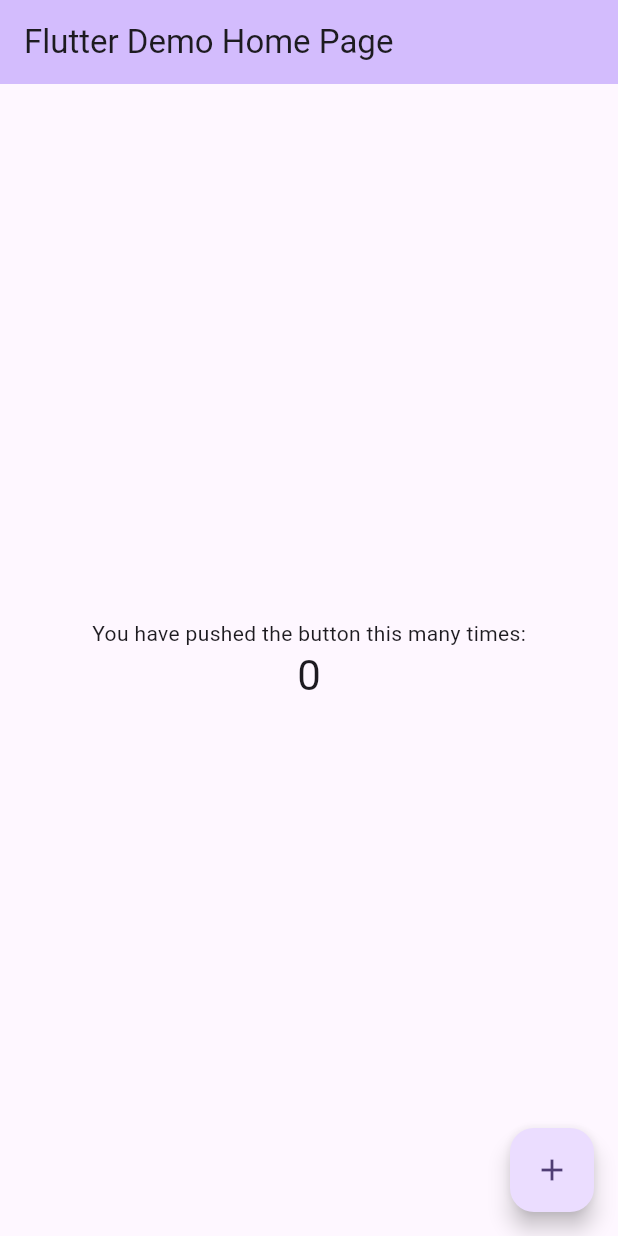
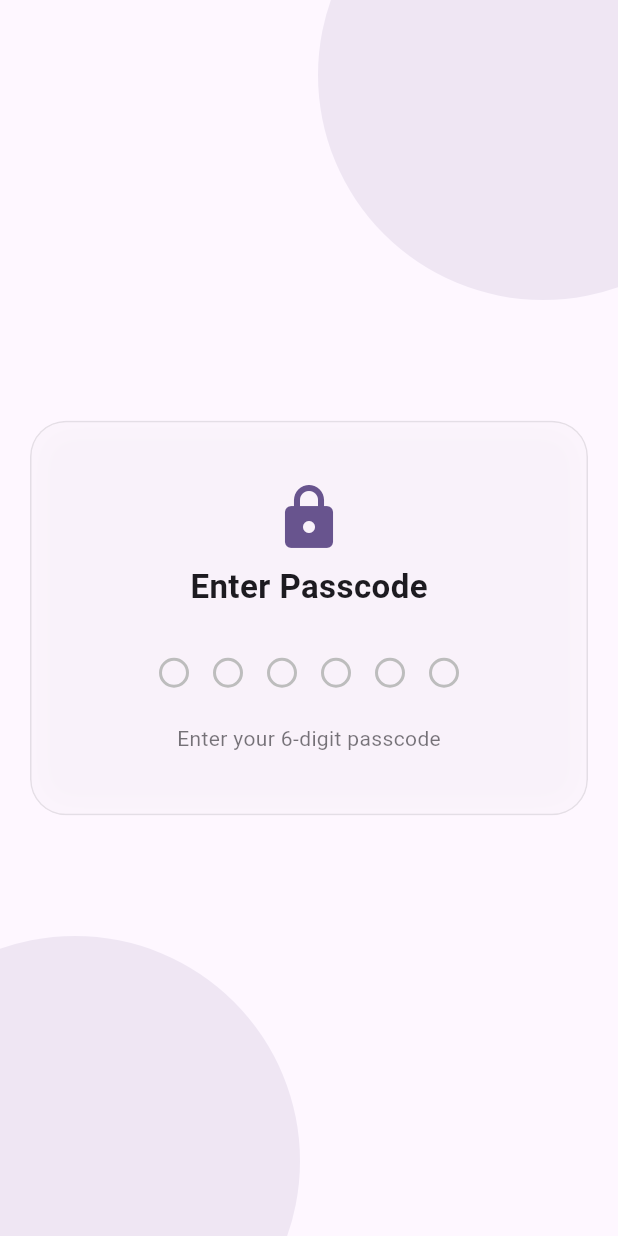
Before and after one commit to powershell1/Vaulta, a Flutter app: the screen it shows after launch, on a phone screen of 412 x 824 dp. Run offline on Flutter 3.47's test engine with Material 3 defaults, Android fonts, the phone set to English and light mode, and no system bars.

Commit message:
Add the passcode screens

```diff
--- a/lib/main.dart
+++ b/lib/main.dart
@@ -1,125 +1,42 @@
 import 'package:flutter/material.dart';
+import 'package:provider/provider.dart';
+import 'package:vaulta/screens/passcode.dart';
 
 void main() {
-  runApp(const MyApp());
+  WidgetsFlutterBinding.ensureInitialized();
+  runApp(
+    const MyApp(),
+  );
 }
 
 class MyApp extends StatelessWidget {
-  const MyApp({super.key});
+  const MyApp({Key? key}) : super(key: key);
 
-  // This widget is the root of your application.
   @override
   Widget build(BuildContext context) {
     return MaterialApp(
-      title: 'Flutter Demo',
+      title: 'Vaulta',
       theme: ThemeData(
-        // This is the theme of your application.
-        //
-        // TRY THIS: Try running your application with "flutter run". You'll see
-        // the application has a purple toolbar. Then, without quitting the app,
-        // try changing the seedColor in the colorScheme below to Colors.green
-        // and then invoke "hot reload" (save your changes or press the "hot
-        // reload" button in a Flutter-supported IDE, or press "r" if you used
-        // the command line to start the app).
-        //
-        // Notice that the counter didn't reset back to zero; the application
-        // state is not lost during the reload. To reset the state, use hot
-        // restart instead.
-        //
-        // This works for code too, not just values: Most code changes can be
-        // tested with just a hot reload.
         colorScheme: ColorScheme.fromSeed(seedColor: Colors.deepPurple),
         useMaterial3: true,
       ),
-      home: const MyHomePage(title: 'Flutter Demo Home Page'),
+      home: const PasscodeScreen(),
     );
   }
 }
 
-class MyHomePage extends StatefulWidget {
-  const MyHomePage({super.key, required this.title});
-
-  // This widget is the home page of your application. It is stateful, meaning
-  // that it has a State object (defined below) that contains fields that affect
-  // how it looks.
-
-  // This class is the configuration for the state. It holds the values (in this
-  // case the title) provided by the parent (in this case the App widget) and
-  // used by the build method of the State. Fields in a Widget subclass are
-  // always marked "final".
-
-  final String title;
-
-  @override
-  State<MyHomePage> createState() => _MyHomePageState();
-}
-
-class _MyHomePageState extends State<MyHomePage> {
-  int _counter = 0;
-
-  void _incrementCounter() {
-    setState(() {
-      // This call to setState tells the Flutter framework that something has
-      // changed in this State, which causes it to rerun the build method below
-      // so that the display can reflect the updated values. If we changed
-      // _counter without calling setState(), then the build method would not be
-      // called again, and so nothing would appear to happen.
-      _counter++;
-    });
-  }
+class HomeScreen extends StatelessWidget {
+  const HomeScreen({Key? key}) : super(key: key);
 
   @override
   Widget build(BuildContext context) {
-    // This method is rerun every time setState is called, for instance as done
-    // by the _incrementCounter method above.
-    //
-    // The Flutter framework has been optimized to make rerunning build methods
-    // fast, so that you can just rebuild anything that needs updating rather
-    // than having to individually change instances of widgets.
     return Scaffold(
       appBar: AppBar(
-        // TRY THIS: Try changing the color here to a specific color (to
-        // Colors.amber, perhaps?) and trigger a hot reload to see the AppBar
-        // change color while the other colors stay the same.
-        backgroundColor: Theme.of(context).colorScheme.inversePrimary,
-        // Here we take the value from the MyHomePage object that was created by
-        // the App.build method, and use it to set our appbar title.
-        title: Text(widget.title),
+        title: const Text('Vaulta'),
       ),
-      body: Center(
-        // Center is a layout widget. It takes a single child and positions it
-        // in the middle of the parent.
-        child: Column(
-          // Column is also a layout widget. It takes a list of children and
-          // arranges them vertically. By default, it sizes itself to fit its
-          // children horizontally, and tries to be as tall as its parent.
-          //
-          // Column has various properties to control how it sizes itself and
-          // how it positions its children. Here we use mainAxisAlignment to
-          // center the children vertically; the main axis here is the vertical
-          // axis because Columns are vertical (the cross axis would be
-          // horizontal).
-          //
-          // TRY THIS: Invoke "debug painting" (choose the "Toggle Debug Paint"
-          // action in the IDE, or press "p" in the console), to see the
-          // wireframe for each widget.
-          mainAxisAlignment: MainAxisAlignment.center,
-          children: <Widget>[
-            const Text(
-              'You have pushed the button this many times:',
-            ),
-            Text(
-              '$_counter',
-              style: Theme.of(context).textTheme.headlineMedium,
-            ),
-          ],
-        ),
+      body: const Center(
+        child: Text('Welcome to Vaulta'),
       ),
-      floatingActionButton: FloatingActionButton(
-        onPressed: _incrementCounter,
-        tooltip: 'Increment',
-        child: const Icon(Icons.add),
-      ), // This trailing comma makes auto-formatting nicer for build methods.
     );
   }
 }
--- /dev/null
+++ b/lib/screens/passcode.dart
@@ -0,0 +1,277 @@
+import 'package:flutter/material.dart';
+import 'package:vaulta/main.dart';
+import 'dart:ui';
+
+class PasscodeScreen extends StatefulWidget {
+  const PasscodeScreen({Key? key}) : super(key: key);
+
+  @override
+  _PasscodeScreenState createState() => _PasscodeScreenState();
+}
+
+class PasscodeDisplay extends StatelessWidget {
+  final bool isInput;
+
+  const PasscodeDisplay({Key? key, required this.isInput}) : super(key: key);
+
+  @override
+  Widget build(BuildContext context) {
+    return AnimatedContainer(
+      duration: const Duration(milliseconds: 150),
+      width: 20,
+      height: 20,
+      margin: const EdgeInsets.symmetric(horizontal: 8),
+      decoration: BoxDecoration(
+        color: isInput ? Theme.of(context).primaryColor : Colors.transparent,
+        borderRadius: BorderRadius.circular(10),
+        border: Border.all(
+          color: isInput ? Theme.of(context).primaryColor : Colors.grey.shade400,
+          width: 2,
+        ),
+        boxShadow: isInput ? [
+          BoxShadow(
+            color: Theme.of(context).primaryColor.withOpacity(0.3),
+            blurRadius: 8,
+            spreadRadius: 1,
+          )
+        ] : null,
+      ),
+    );
+  }
+}
+
+class _PasscodeScreenState extends State<PasscodeScreen> with SingleTickerProviderStateMixin {
+  final TextEditingController _passcodeController = TextEditingController();
+  final FocusNode _focusNode = FocusNode();
+  late AnimationController _animationController;
+  late Animation<double> _animation;
+  bool _isLoading = false;
+
+  @override
+  void initState() {
+    super.initState();
+    _animationController = AnimationController(
+      duration: const Duration(milliseconds: 200),
+      vsync: this,
+    );
+    _animation = Tween<double>(begin: 1.0, end: 1.05).animate(
+      CurvedAnimation(parent: _animationController, curve: Curves.easeInOut),
+    );
+
+    WidgetsBinding.instance.addPostFrameCallback((_) {
+      FocusScope.of(context).requestFocus(_focusNode);
+    });
+  }
+
+  @override
+  void dispose() {
+    _passcodeController.dispose();
+    _focusNode.dispose();
+    _animationController.dispose();
+    super.dispose();
+  }
+
+  @override
+  void activate() {
+    super.activate();
+    _focusNode.requestFocus();
+  }
+
+  Future<bool> _isPasscodeValid(String passcode) async {
+    // Simulate a network call or database check
+    await Future.delayed(const Duration(seconds: 1));
+    return passcode == '123456'; // Replace with your actual passcode validation logic
+  }
+
+  Future<void> checkPasscode(String passcode) async {
+    setState(() {
+      _isLoading = true;
+    });
+
+    try {
+      final isValid = await _isPasscodeValid(passcode);
+
+      if (isValid) {
+        Navigator.pushReplacement(
+          context,
+          MaterialPageRoute(builder: (context) => const HomeScreen()),
+        );
+      } else {
+        _animationController.forward().then((_) => _animationController.reverse());
+        ScaffoldMessenger.of(context).showSnackBar(
+          SnackBar(
+            content: const Text('Invalid passcode. Please try again.'),
+            behavior: SnackBarBehavior.floating,
+            shape: RoundedRectangleBorder(borderRadius: BorderRadius.circular(10)),
+            backgroundColor: Colors.redAccent,
+            margin: const EdgeInsets.all(16),
+          ),
+        );
+        _passcodeController.clear();
+        FocusScope.of(context).requestFocus(_focusNode);
+      }
+    } finally {
+      if (mounted) {
+        setState(() {
+          _isLoading = false;
+        });
+      }
+    }
+  }
+
+  @override
+  Widget build(BuildContext context) {
+    final theme = Theme.of(context);
+    return Scaffold(
+      resizeToAvoidBottomInset: false,
+      backgroundColor: theme.colorScheme.surface,
+      body: GestureDetector(
+        onTap: () => FocusScope.of(context).requestFocus(_focusNode),
+        child: Stack(
+          children: [
+            // Background elements (unchanged)
+            Positioned(
+              top: -100,
+              right: -100,
+              child: Container(
+                width: 300,
+                height: 300,
+                decoration: BoxDecoration(
+                  color: theme.colorScheme.primary.withOpacity(0.1),
+                  shape: BoxShape.circle,
+                ),
+              ),
+            ),
+            Positioned(
+              bottom: -100,
+              left: -100,
+              child: Container(
+                width: 300,
+                height: 300,
+                decoration: BoxDecoration(
+                  color: theme.colorScheme.primary.withOpacity(0.1),
+                  shape: BoxShape.circle,
+                ),
+              ),
+            ),
+
+            SafeArea(
+              child: Stack(
+                children: [
+                ],
+              ),
+            ),
+
+            // Invisible text field
+            Opacity(
+              opacity: 0,
+              child: TextField(
+                controller: _passcodeController,
+                focusNode: _focusNode,
+                autofocus: true,
+                keyboardType: TextInputType.number,
+                maxLength: 6,
+                decoration: const InputDecoration(counterText: ''),
+                onChanged: (value) {
+                  value = value.replaceAll(RegExp(r'[^0-9]'), '');
+                  _passcodeController.value = TextEditingValue(
+                    text: value,
+                    selection: TextSelection.collapsed(offset: value.length),
+                  );
+                  setState(() {
+                    if (value.length == 6 && !_isLoading) {
+                      checkPasscode(value);
+                    }
+                  });
+                },
+              ),
+            ),
+
+            // Main content
+            AnimatedBuilder(
+              animation: _animationController,
+              builder: (context, child) {
+                return Transform.scale(
+                  scale: _animation.value,
+                  child: child,
+                );
+              },
+              child: Center(
+                child: Padding(
+                  padding: const EdgeInsets.all(20.0),
+                  child: ClipRRect(
+                    borderRadius: BorderRadius.circular(24),
+                    child: BackdropFilter(
+                      filter: ImageFilter.blur(sigmaX: 10.0, sigmaY: 10.0),
+                      child: Container(
+                        padding: const EdgeInsets.symmetric(horizontal: 30, vertical: 40),
+                        decoration: BoxDecoration(
+                          color: theme.colorScheme.surface.withOpacity(0.8),
+                          borderRadius: BorderRadius.circular(24),
+                          border: Border.all(
+                            color: theme.colorScheme.onSurface.withOpacity(0.1),
+                          ),
+                          boxShadow: [
+                            BoxShadow(
+                              color: Colors.black.withOpacity(0.1),
+                              blurRadius: 20,
+                              spreadRadius: 1,
+                            )
+                          ],
+                        ),
+                        child: Column(
+                          mainAxisSize: MainAxisSize.min,
+                          children: [
+                            _isLoading ? SizedBox(
+                              width: 32,
+                              height: 32,
+                              child: CircularProgressIndicator(
+                                strokeWidth: 5,
+                                valueColor: AlwaysStoppedAnimation<Color>(theme.colorScheme.primary),
+                              ),
+                            ) : Icon(
+                              Icons.lock_rounded,
+                              size: 48,
+                              color: theme.colorScheme.primary,
+                            ),
+                            const SizedBox(height: 6),
+                            Text(
+                              _isLoading ? 'Verifying passcode...' : 'Enter Passcode',
+                              style: TextStyle(
+                                fontSize: 22,
+                                fontWeight: FontWeight.w600,
+                                color: theme.colorScheme.onSurface,
+                                letterSpacing: 0.3,
+                              ),
+                            ),
+                            const SizedBox(height: 32),
+                            Row(
+                              mainAxisAlignment: MainAxisAlignment.center,
+                              children: List.generate(6, (index) {
+                                return PasscodeDisplay(
+                                  isInput: index < _passcodeController.text.length,
+                                );
+                              }),
+                            ),
+                            const SizedBox(height: 24),
+                            Text(
+                              'Enter your 6-digit passcode',
+                              style: TextStyle(
+                                color: theme.colorScheme.onSurface.withOpacity(0.6),
+                                fontSize: 14,
+                              ),
+                            ),
+                          ],
+                        ),
+                      ),
+                    ),
+                  ),
+                ),
+              ),
+            ),
+          ],
+        ),
+      ),
+    );
+  }
+}
--- a/pubspec.yaml
+++ b/pubspec.yaml
@@ -34,6 +34,10 @@ dependencies:
   # The following adds the Cupertino Icons font to your application.
   # Use with the CupertinoIcons class for iOS style icons.
   cupertino_icons: ^1.0.8
+  flutter_secure_storage: ^8.0.0
+  provider: ^6.0.5
+  local_auth: ^2.1.7
+  animated_text_kit: ^4.2.2
 
 dev_dependencies:
   flutter_test:
```
Also changed, not shown: pubspec.lock, 6 other files.
